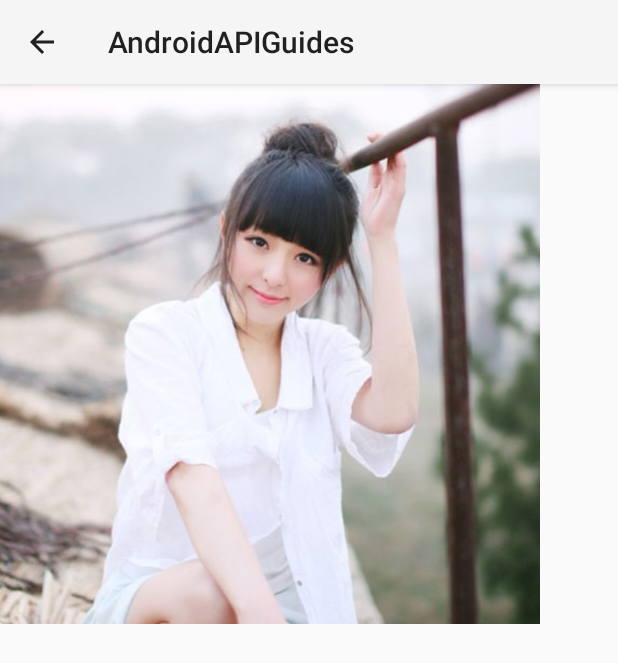
After one commit to neo2470/AndroidAPIGuides, an Android app: the ActionBarActivity screen opened directly, with no data from a screen before it, on a phone screen of 412 x 824 dp. The commit adds this screen. Shown: the top 663 px of the screen. Run offline under Robolectric (Android 15) with nearby library versions, the phone set to English and light mode, and no system bars; 1 statement that could not run was skipped.

Commit message:
add Action Bar but not finish

```diff
--- /dev/null
+++ b/app/src/main/java/com/alex/androidapiguides/ActionBarActivity.java
@@ -0,0 +1,88 @@
+package com.alex.androidapiguides;
+
+import android.app.ActionBar;
+import android.app.Activity;
+import android.app.TaskStackBuilder;
+import android.content.Intent;
+import android.os.Bundle;
+import android.view.Menu;
+import android.view.MenuInflater;
+import android.view.MenuItem;
+import android.widget.ShareActionProvider;
+import android.widget.Toast;
+
+/**
+ * Created by alex on 15-4-16.
+ * API Guides / User Interface / Action Bar
+ */
+public class ActionBarActivity extends Activity implements MenuItem.OnActionExpandListener {
+
+    @Override
+    protected void onCreate(Bundle savedInstanceState) {
+        super.onCreate(savedInstanceState);
+        setContentView(R.layout.activity_action_bar);
+        ActionBar actionBar = getActionBar();
+        actionBar.setDisplayHomeAsUpEnabled(true);
+    }
+
+    @Override
+    public boolean onCreateOptionsMenu(Menu menu) {
+        MenuInflater inflater = getMenuInflater();
+        inflater.inflate(R.menu.action_bar_menu, menu);
+        MenuItem searchItem = menu.findItem(R.id.search);
+        searchItem.setOnActionExpandListener(this);
+
+        MenuItem shareItem = menu.findItem(R.id.share);
+        ShareActionProvider shareActionProvider = (ShareActionProvider) shareItem.getActionProvider();
+        shareActionProvider.setShareIntent(getDefaultIntent());
+
+        return super.onCreateOptionsMenu(menu);
+    }
+
+    @Override
+    public boolean onOptionsItemSelected(MenuItem item) {
+        switch (item.getItemId()) {
+            case R.id.add:
+                Toast.makeText(this, "Add", Toast.LENGTH_SHORT).show();
+                return true;
+            case R.id.help:
+                Toast.makeText(this, "Help", Toast.LENGTH_SHORT).show();
+                return true;
+            default:
+                return super.onOptionsItemSelected(item);
+        }
+    }
+
+    @Override
+    public Intent getParentActivityIntent() {
+        return super.getParentActivityIntent();
+    }
+
+    @Override
+    public void onCreateNavigateUpTaskStack(TaskStackBuilder builder) {
+        super.onCreateNavigateUpTaskStack(builder);
+    }
+
+    @Override
+    public boolean onNavigateUp() {
+        return super.onNavigateUp();
+    }
+
+    @Override
+    public boolean onMenuItemActionExpand(MenuItem item) {
+        Toast.makeText(this, "onMenuItemActionExpand()", Toast.LENGTH_SHORT).show();
+        return true;
+    }
+
+    @Override
+    public boolean onMenuItemActionCollapse(MenuItem item) {
+        Toast.makeText(this, "onMenuItemActionCollapse()", Toast.LENGTH_SHORT).show();
+        return true;
+    }
+
+    private Intent getDefaultIntent() {
+        Intent intent = new Intent(Intent.ACTION_SEND);
+        intent.setType("image/*");
+        return intent;
+    }
+}
--- /dev/null
+++ b/app/src/main/res/layout/activity_action_bar.xml
@@ -0,0 +1,12 @@
+<?xml version="1.0" encoding="utf-8"?>
+<LinearLayout xmlns:android="http://schemas.android.com/apk/res/android"
+    android:orientation="vertical" android:layout_width="match_parent"
+    android:layout_height="match_parent">
+
+    <ImageView
+        android:layout_width="wrap_content"
+        android:layout_height="360dp"
+        android:src="@drawable/beautiful_girl"
+        android:scaleType="fitStart"/>
+
+</LinearLayout>
--- /dev/null
+++ b/app/src/main/res/menu/action_bar_menu.xml
@@ -0,0 +1,28 @@
+<?xml version="1.0" encoding="utf-8"?>
+<menu xmlns:android="http://schemas.android.com/apk/res/android">
+
+    <item
+        android:id="@+id/search"
+        android:icon="@android:drawable/ic_menu_search"
+        android:showAsAction="ifRoom|collapseActionView"
+        android:title="Search"
+        android:actionViewClass="android.widget.SearchView"/>
+
+    <item
+        android:id="@+id/share"
+        android:icon="@android:drawable/ic_menu_share"
+        android:title="Sahre"
+        android:showAsAction="ifRoom"
+        android:actionProviderClass="android.widget.ShareActionProvider"/>
+
+    <item
+        android:id="@+id/add"
+        android:title="Add"
+        android:icon="@android:drawable/ic_menu_add"/>
+
+    <item
+        android:id="@+id/help"
+        android:title="Help"
+        android:icon="@android:drawable/ic_menu_help"/>
+
+</menu>
```
Also changed, not shown: app/src/main/AndroidManifest.xml (+14 -3 lines), app/src/main/java/com/alex/androidapiguides/MainActivity.java (+16 -12 lines), app/src/main/res/drawable/beautiful_girl.jpg (added).
